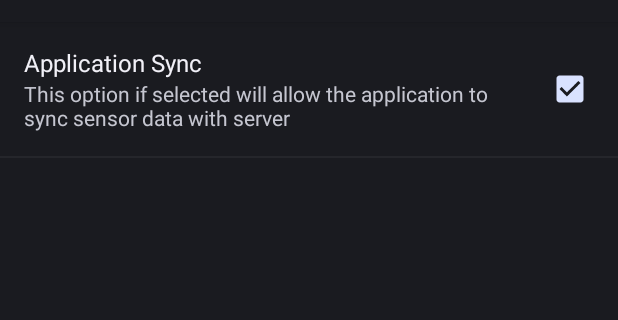
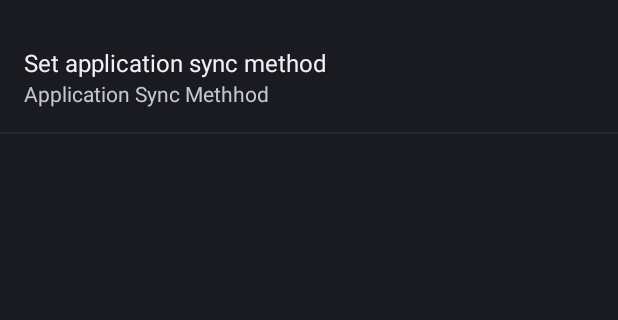
Before and after one commit to ChanakaCooray/AirPollutionMonitoring-AndroidApp, an Android app: the screen it shows after launch (SettingsActivity), in the options menu, after a tap on "Settings", on a phone screen of 412 x 824 dp, the part 62-382 px from its top. Run offline under Robolectric (Android 15) with nearby library versions, the phone set to English and light mode, and no system bars.

Commit message:
Different network status application sync

```diff
--- a/usbSerialExamples/src/main/AndroidManifest.xml
+++ b/usbSerialExamples/src/main/AndroidManifest.xml
@@ -12,6 +12,7 @@
     <uses-permission android:name="android.permission.ACCESS_FINE_LOCATION" />
     <uses-permission android:name="android.permission.GET_ACCOUNTS" />
     <uses-permission android:name="android.permission.VIBRATE" />
+    <uses-permission android:name="android.permission.ACCESS_NETWORK_STATE"></uses-permission>
     <application
         android:icon="@drawable/ic_launcher"
         android:label="@string/app_name">
@@ -32,6 +33,9 @@
             <intent-filter>
                 <action android:name="android.hardware.usb.action.USB_ACCESSORY_ATTACHED" />
             </intent-filter>
+            <intent-filter>
+                <action android:name="android.net.conn.CONNECTIVITY_CHANGE"/>
+            </intent-filter>
             <meta-data
                 android:name="android.hardware.usb.action.USB_DEVICE_ATTACHED"
                 android:resource="@xml/device_filter" />
--- a/usbSerialExamples/src/main/java/com/hoho/android/usbserial/examples/DeviceListActivity.java
+++ b/usbSerialExamples/src/main/java/com/hoho/android/usbserial/examples/DeviceListActivity.java
@@ -41,7 +41,7 @@ public class DeviceListActivity extends Activity implements UsbDataReceiver.Rece
     private UsbDataReceiver mReceiver;
 
     private ActionBar actionBar;
-    private boolean syncData;
+    //private boolean syncData;
     private int updateFrequency;
     private NotificationCompat.Builder mBuilderInfo;
     private NotificationManager mNotifyMgr;
@@ -72,7 +72,7 @@ public class DeviceListActivity extends Activity implements UsbDataReceiver.Rece
         PreferenceManager.setDefaultValues(this, R.xml.preferences, false);
         SharedPreferences SP = PreferenceManager.getDefaultSharedPreferences(this);
 
-        syncData = SP.getBoolean("syncData", true); //Get saved setting value of sync data
+        //syncData = SP.getBoolean("syncData", true); //Get saved setting value of sync data
 
         mBuilderInfo = new NotificationCompat.Builder(this)
                 .setSmallIcon(R.drawable.ic_launcher)
@@ -82,14 +82,11 @@ public class DeviceListActivity extends Activity implements UsbDataReceiver.Rece
 
         Intent intent = new Intent(Intent.ACTION_SYNC, null, this, UsbSerialService.class);
         intent.putExtra("receiver", mReceiver);
-        intent.putExtra("sync", syncData);
+        //intent.putExtra("sync", syncData); //syncApp in Service
         startService(intent);
 
     }
 
-    private void hideProgressBar() {
-        mProgressBar.setVisibility(View.INVISIBLE);
-    }
 
     @Override
     public boolean onCreateOptionsMenu(Menu menu) {
--- a/usbSerialExamples/src/main/res/values/strings.xml
+++ b/usbSerialExamples/src/main/res/values/strings.xml
@@ -8,4 +8,15 @@
     <string name="co_value">NA</string>
     <string name="sulpher_dioxide">SO2 (ppm)</string>
 
+    <string-array name="syncFrequency">
+        <item name="1">Mobile data and WiFi</item>
+        <item name="2">WiFi Only</item>
+        <item name="0">Never</item>
+    </string-array>
+
+    <string-array name="syncFrequencyValues">
+        <item name="1">1</item>
+        <item name="2">2</item>
+        <item name="0">0</item>
+    </string-array>
 </resources>
--- a/usbSerialExamples/src/main/res/xml/preferences.xml
+++ b/usbSerialExamples/src/main/res/xml/preferences.xml
@@ -1,11 +1,17 @@
 <?xml version="1.0" encoding="utf-8"?>
 <PreferenceScreen xmlns:android="http://schemas.android.com/apk/res/android">
 
-    <CheckBoxPreference android:title="Application Sync"
-        android:defaultValue="true"
-        android:summary="This option if selected will allow the application to sync sensor data with server"
-        android:key="syncData" />
+    <!--<CheckBoxPreference android:title="Application Sync"-->
+        <!--android:defaultValue="true"-->
+        <!--android:summary="This option if selected will allow the application to sync sensor data with server"-->
+        <!--android:key="syncData" />-->
 
+    <ListPreference
+        android:key="prefSync"
+        android:entries="@array/syncFrequency"
+        android:summary="Application Sync Methhod"
+        android:entryValues="@array/syncFrequencyValues"
+        android:title="Set application sync method" />
 
 
 </PreferenceScreen>
```
Also changed, not shown: usbSerialExamples/src/main/java/com/hoho/android/usbserial/examples/UsbSerialService.java (+115 -21 lines).
